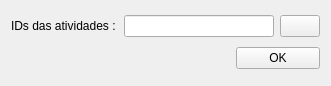
dsgoficial/SAP_Gerente, file SAP/Project/Views/unlockWorkspace.ui: the form before one commit.
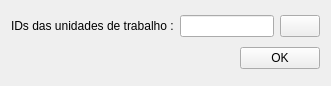
The form after the commit.

What changed in the file:
```diff
--- a/SAP/Project/Views/unlockWorkspace.ui
+++ b/SAP/Project/Views/unlockWorkspace.ui
@@ -17,7 +17,7 @@
    <item row="0" column="0">
     <widget class="QLabel" name="label">
      <property name="text">
-      <string>IDs das atividades :</string>
+      <string>IDs das unidades de trabalho :</string>
      </property>
     </widget>
    </item>
```
